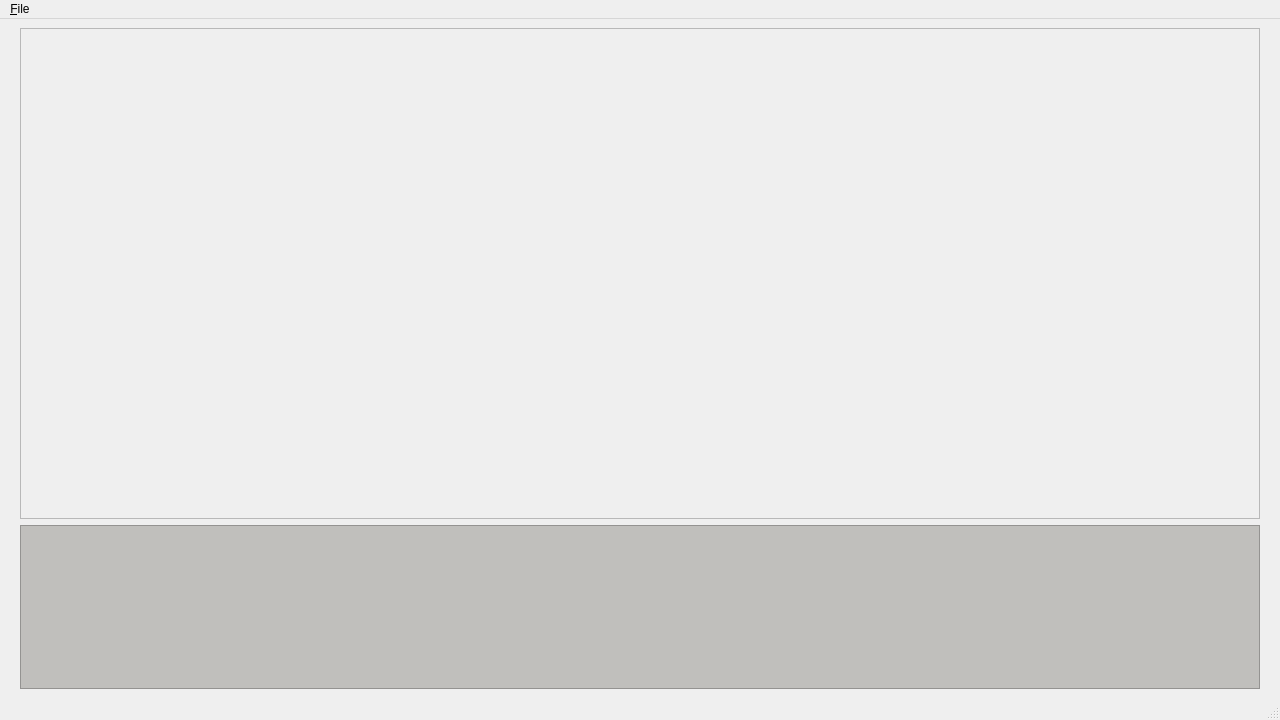
This is ui/mainwindow.ui in mevid93/credex as Qt 5 draws it before an edit. The edited form follows.
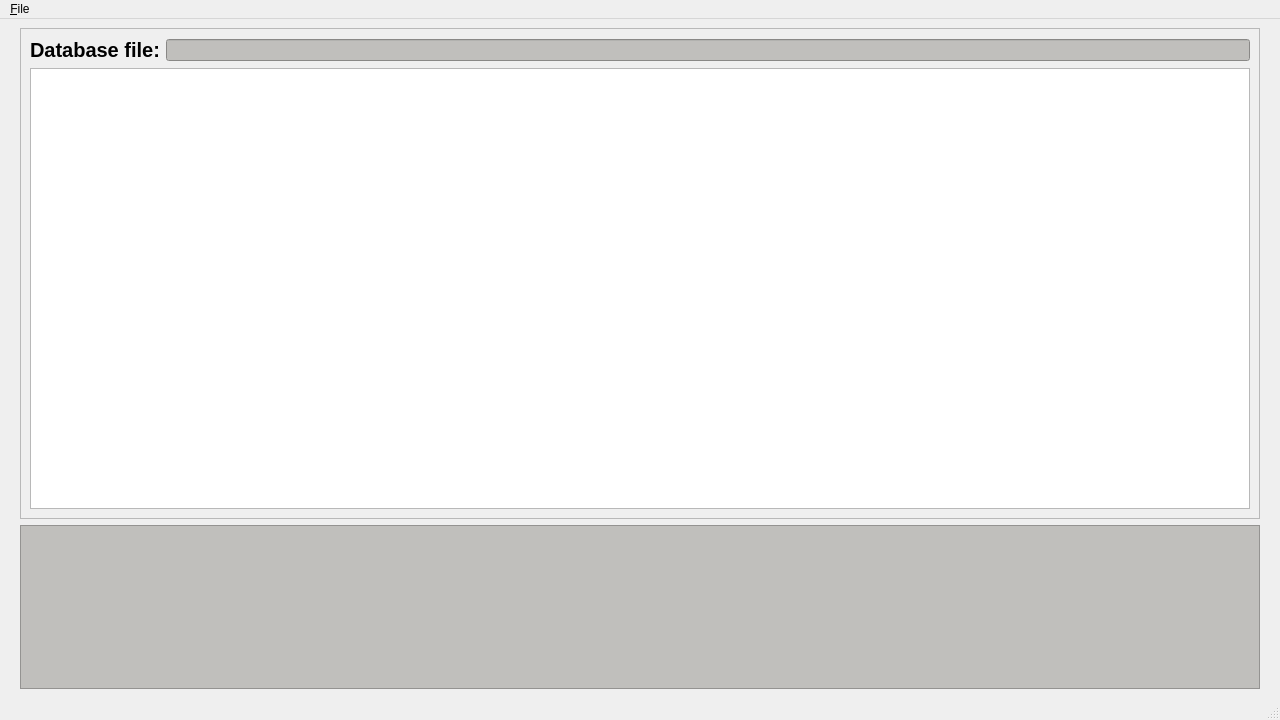
This is the edited form.

Diff of the .ui file:
```diff
--- a/ui/mainwindow.ui
+++ b/ui/mainwindow.ui
@@ -35,6 +35,47 @@
       <property name="frameShadow">
        <enum>QFrame::Shadow::Raised</enum>
       </property>
+      <layout class="QVBoxLayout" name="verticalLayout_2" stretch="0,1">
+       <property name="rightMargin">
+        <number>9</number>
+       </property>
+       <item>
+        <layout class="QHBoxLayout" name="filePathLayout">
+         <item>
+          <widget class="QLabel" name="pathLabel">
+           <property name="font">
+            <font>
+             <pointsize>15</pointsize>
+             <italic>false</italic>
+             <bold>true</bold>
+            </font>
+           </property>
+           <property name="text">
+            <string>Database file:</string>
+           </property>
+          </widget>
+         </item>
+         <item>
+          <widget class="QLineEdit" name="pathLineEdit">
+           <property name="styleSheet">
+            <string notr="true">background-color: rgb(192, 191, 188);
+color: rgb(0, 0, 0);</string>
+           </property>
+           <property name="readOnly">
+            <bool>true</bool>
+           </property>
+          </widget>
+         </item>
+        </layout>
+       </item>
+       <item>
+        <layout class="QVBoxLayout" name="credentialsLayout">
+         <item>
+          <widget class="QListWidget" name="listWidget"/>
+         </item>
+        </layout>
+       </item>
+      </layout>
      </widget>
     </item>
     <item>
```
